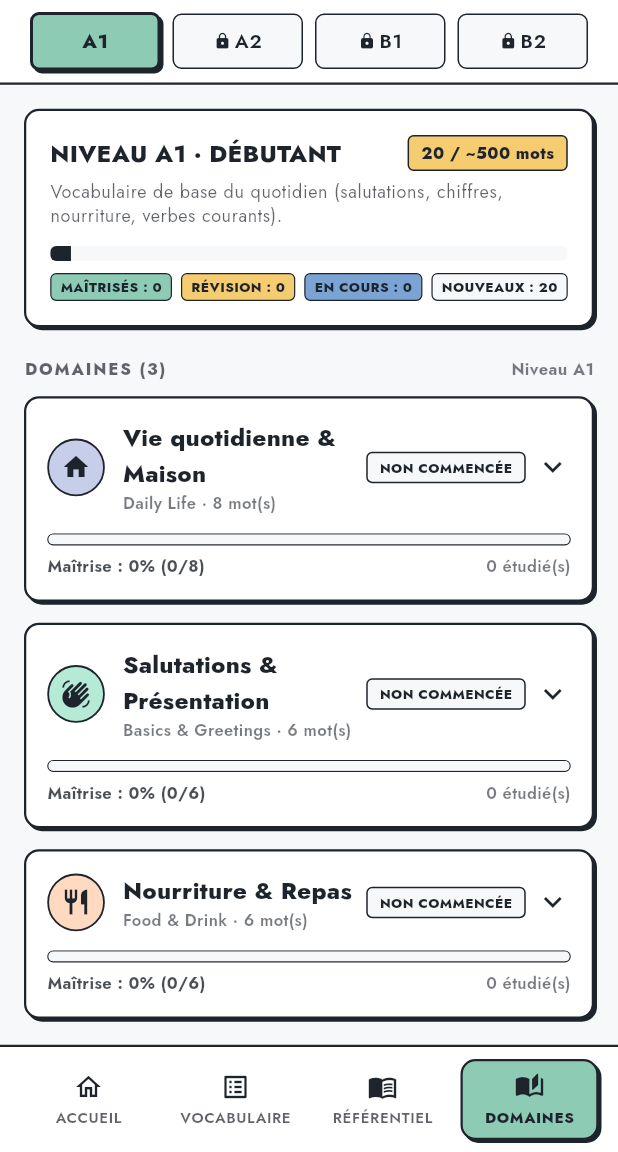
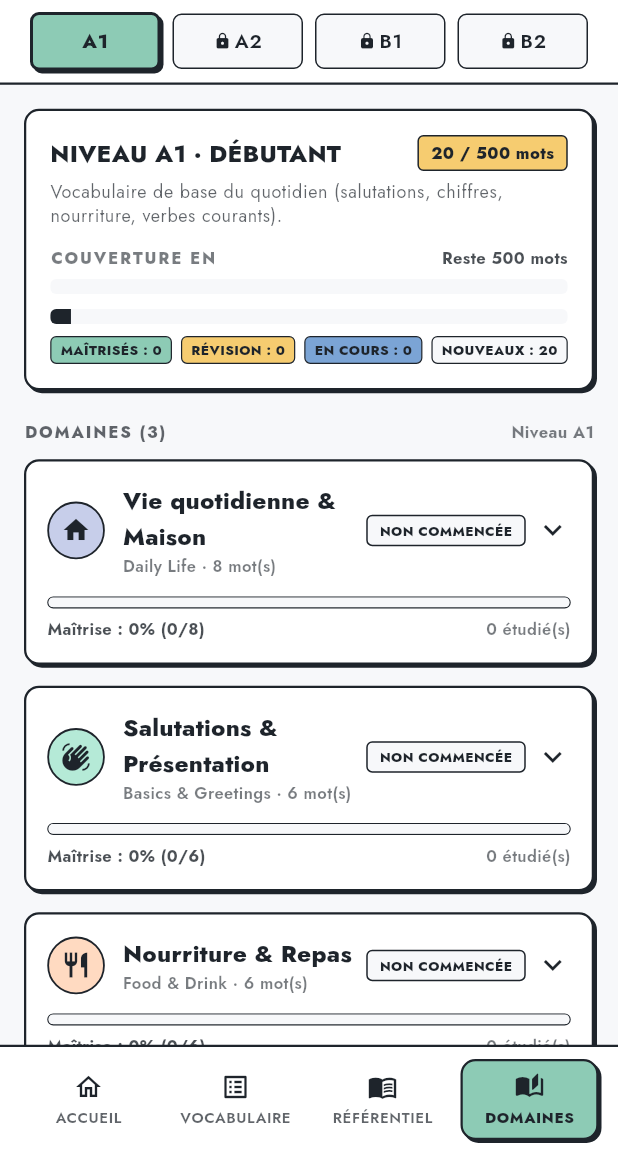
Before and after one commit to Croquette1995/Motio, a Flutter app: the LevelDomainsScreen screen opened by its route, on a phone screen of 412 x 824 dp, the part 84-1236 px from its top. Run offline on Flutter 3.47's test engine with Material 3 defaults, Android fonts, the phone set to English and light mode, and no system bars; our stand-ins replace dio, drift, drift_flutter, flutter_riverpod, flutter_tts, go_router and 2 more; missing offline and left inert: google_mlkit_digital_ink_recognition, unorm_dart; accounts and stored records are empty; generated files the repository leaves out were written again.

Commit message:
feat(vocabulary): barème CECRL — quotas de mots par niveau & suivi de couverture (#45)
- CefrLevel.levelWordQuota : quotas non cumulés documentés (A1=500, A2=700, B1=1000, B2=1300), dérivés des écarts des volumes cumulés, source de vérité unique
- Table level_coverage : snapshot de couverture persisté par (langue apprise, niveau), migration Drift v3 -> v4
- LevelCoverageService : comptage des mots par niveau/langue depuis les données persistées, taux de couverture et quota restant (calculs purs testables)
- Providers Riverpod : couverture du niveau actif, recalculée à chaque changement de vocabulaire ou de langue
- UI : bloc de couverture (remplissage/quota, reste) sur le Dashboard et la synthèse de l'écran Domaines
- Tests : quotas, couverture et quota restant, persistance des snapshots par langue, migration v4

Co-authored-by: Croquette1995 <Croquette1995@users.noreply.github.com>

```diff
--- a/lib/src/features/settings/domain/cefr_level.dart
+++ b/lib/src/features/settings/domain/cefr_level.dart
@@ -1,34 +1,58 @@
+/// Bar\u00e8me CECRL : objectifs cumul\u00e9s et quotas de niveau.
+///
+/// Deux notions coexistent et sont volontairement d\u00e9riv\u00e9es l'une de l'autre :
+///
+/// - `targetWordCount` : volume **cumul\u00e9** vis\u00e9 en fin de niveau (A1 \u2248 500,
+///   A2 \u2248 1200, B1 \u2248 2200, B2 \u2248 3500). C'est la source de v\u00e9rit\u00e9 historique.
+/// - `levelWordQuota` : objectif **non cumul\u00e9** du niveau lui-m\u00eame, c'est-\u00e0-dire
+///   le nombre de nouveaux mots \u00e0 couvrir pour ce niveau (A1 = 500, A2 = 700,
+///   B1 = 1000, B2 = 1300). D\u00e9riv\u00e9 des \u00e9carts entre volumes cumul\u00e9s.
+///
+/// Sources des bar\u00e8mes :
+/// - Milton, J. (2010), *Measuring Second Language Vocabulary Acquisition*
+///   (volumes cumul\u00e9s approximatifs par niveau CECRL) ;
+/// - English Vocabulary Profile (Cambridge) ;
+/// - bar\u00e8mes usuels des cours de langues (~500 mots de survie en A1,
+///   ~1000\u20131200 cumul\u00e9s en A2, ~2000\u20132500 cumul\u00e9s en B1, ~3500\u20134000 en B2).
+///
+/// `levelWordQuota` est la seule r\u00e9f\u00e9rence \u00e0 utiliser pour le suivi de
+/// couverture et l'arr\u00eat des pipelines d'enrichissement : ne pas r\u00e9introduire
+/// de constantes de quota ailleurs.
 enum CefrLevel {
   a1(
     code: 'A1',
-    label: 'Niveau A1 · Débutant',
-    shortLabel: 'A1 Débutant',
+    label: 'Niveau A1 \u00b7 D\u00e9butant',
+    shortLabel: 'A1 D\u00e9butant',
     description: 'Vocabulaire de base du quotidien (salutations, chiffres, nourriture, verbes courants).',
     targetWordCount: 500,
+    levelWordQuota: 500,
     minZipf: 5.5,
   ),
   a2(
     code: 'A2',
-    label: 'Niveau A2 · Élémentaire',
-    shortLabel: 'A2 Élémentaire',
-    description: 'Situations courantes (routine, achats, météo, passé simple).',
+    label: 'Niveau A2 \u00b7 \u00c9l\u00e9mentaire',
+    shortLabel: 'A2 \u00c9l\u00e9mentaire',
+    description: 'Situations courantes (routine, achats, m\u00e9t\u00e9o, pass\u00e9 simple).',
     targetWordCount: 1200,
+    levelWordQuota: 700,
     minZipf: 4.5,
   ),
   b1(
     code: 'B1',
-    label: 'Niveau B1 · Intermédiaire',
-    shortLabel: 'B1 Intermédiaire',
+    label: 'Niveau B1 \u00b7 Interm\u00e9diaire',
+    shortLabel: 'B1 Interm\u00e9diaire',
     description: 'Autonomie et expression (voyages, travail, opinions).',
     targetWordCount: 2200,
+    levelWordQuota: 1000,
     minZipf: 3.5,
   ),
   b2(
     code: 'B2',
-    label: 'Niveau B2 · Avancé',
-    shortLabel: 'B2 Avancé',
-    description: 'Maîtrise avancée (nuances, discussions techniques).',
+    label: 'Niveau B2 \u00b7 Avanc\u00e9',
+    shortLabel: 'B2 Avanc\u00e9',
+    description: 'Ma\u00eetrise avanc\u00e9e (nuances, discussions techniques).',
     targetWordCount: 3500,
+    levelWordQuota: 1300,
     minZipf: 2.5,
   );
 
@@ -36,7 +60,14 @@ enum CefrLevel {
   final String label;
   final String shortLabel;
   final String description;
+
+  /// Volume cumul\u00e9 vis\u00e9 en fin de niveau (500 / 1200 / 2200 / 3500).
   final int targetWordCount;
+
+  /// Objectif non cumul\u00e9 du niveau (500 / 700 / 1000 / 1300), d\u00e9riv\u00e9 des
+  /// \u00e9carts entre volumes cumul\u00e9s du bar\u00e8me CECRL. Voir la doc de l'enum.
+  final int levelWordQuota;
+
   final double minZipf;
 
   const CefrLevel({
@@ -45,6 +76,7 @@ enum CefrLevel {
     required this.shortLabel,
     required this.description,
     required this.targetWordCount,
+    required this.levelWordQuota,
     required this.minZipf,
   });
 
--- a/lib/src/features/vocabulary/application/category_progress_service.dart
+++ b/lib/src/features/vocabulary/application/category_progress_service.dart
@@ -66,8 +66,10 @@ class LevelProgressData {
     required this.totalNew,
   });
 
+  /// Remplissage du quota non cumulé du niveau (couverture), pas du volume
+  /// cumulé : cohérent avec `CefrLevel.levelWordQuota`.
   double get levelCompletionRate =>
-      targetWords == 0 ? 0.0 : (totalWords / targetWords).clamp(0.0, 1.0);
+      level.levelWordQuota == 0 ? 0.0 : (totalWords / level.levelWordQuota).clamp(0.0, 1.0);
 
   double get masteryRate =>
       totalWords == 0 ? 0.0 : (totalMastered / totalWords).clamp(0.0, 1.0);
--- /dev/null
+++ b/lib/src/features/vocabulary/domain/level_coverage_service.dart
@@ -0,0 +1,124 @@
+import 'package:drift/drift.dart';
+
+import '../../../core/database/app_database.dart';
+import '../../settings/domain/cefr_level.dart';
+
+/// Couverture d'un niveau CECRL : nombre de mots en base pour ce niveau et
+/// cette langue apprise, rapporté au quota non cumulé du niveau
+/// (`CefrLevel.levelWordQuota`).
+class LevelCoverage {
+  final CefrLevel level;
+
+  /// Code de la langue apprise ('en', 'fr', ...).
+  final String languageCode;
+  final int wordCount;
+  final int quota;
+  final DateTime updatedAt;
+
+  const LevelCoverage({
+    required this.level,
+    required this.languageCode,
+    required this.wordCount,
+    required this.quota,
+    required this.updatedAt,
+  });
+
+  /// Taux de couverture du quota (0.0 à 1.0).
+  double get coverageRate => LevelCoverageService.coverageRate(wordCount, quota);
+
+  /// Nombre de mots restants à couvrir pour atteindre le quota.
+  int get remainingWords => LevelCoverageService.remainingQuota(wordCount, quota);
+
+  /// Vrai lorsque le quota du niveau est atteint ou dépassé.
+  bool get isQuotaReached => remainingWords <= 0;
+}
+
+/// Service de couverture du barème CECRL.
+///
+/// Calcule les mots par niveau et par langue apprise à partir des données
+/// persistées en base Drift (`WordsTable.level`, `WordsTable.language`,
+/// `WordsTable.frequencyScore`), et persiste un snapshot de couverture par
+/// langue apprise dans `LevelCoverageTable`.
+class LevelCoverageService {
+  final AppDatabase db;
+
+  const LevelCoverageService(this.db);
+
+  /// Pourcentage de remplissage du quota (0.0 à 1.0), calcul pur testable.
+  static double coverageRate(int wordCount, int quota) {
+    if (quota <= 0) return 0.0;
+    return (wordCount / quota).clamp(0.0, 1.0);
+  }
+
+  /// Quota restant à couvrir (jamais négatif), calcul pur testable.
+  static int remainingQuota(int wordCount, int quota) {
+    final remaining = quota - wordCount;
+    return remaining > 0 ? remaining : 0;
+  }
+
+  /// Compte les mots persistés pour un niveau et une langue donnés.
+  Future<int> countWords(CefrLevel level, {String language = 'en'}) async {
+    final countExp = db.wordsTable.id.count();
+    final query = db.selectOnly(db.wordsTable)
+      ..addColumns([countExp])
+      ..where(
+        db.wordsTable.level.upper().equals(level.code) &
+            db.wordsTable.language.equals(language),
+      );
+    final row = await query.getSingle();
+    return row.read(countExp) ?? 0;
+  }
+
+  /// Couverture courante d'un niveau pour une langue apprise : le nombre de
+  /// mots est recalculé depuis les données persistées, puis le snapshot est
+  /// persisté dans `LevelCoverageTable`.
+  Future<LevelCoverage> refreshCoverage(CefrLevel level, {String language = 'en'}) async {
+    final wordCount = await countWords(level, language: language);
+    final coverage = LevelCoverage(
+      level: level,
+      languageCode: language,
+      wordCount: wordCount,
+      quota: level.levelWordQuota,
+      updatedAt: DateTime.now(),
+    );
+
+    await db.into(db.levelCoverageTable).insertOnConflictUpdate(
+          LevelCoverageTableCompanion.insert(
+            language: language,
+            level: level.code,
+            wordCount: wordCount,
+            quota: level.levelWordQuota,
+            updatedAt: Value(coverage.updatedAt),
+          ),
+        );
+
+    return coverage;
+  }
+
+  /// Dernier snapshot persisté pour un niveau et une langue, s'il existe.
+  Future<LevelCoverage?> getPersistedCoverage(CefrLevel level, {String language = 'en'}) async {
+    final query = db.select(db.levelCoverageTable)
+      ..where(
+        (tbl) => tbl.level.upper().equals(level.code) & tbl.language.equals(language),
+      );
+    final entry = await query.getSingleOrNull();
+    if (entry == null) return null;
+    return LevelCoverage(
+      level: level,
+      languageCode: entry.language,
+      wordCount: entry.wordCount,
+      quota: entry.quota,
+      updatedAt: entry.updatedAt,
+    );
+  }
+
+  /// Couvertures de tous les niveaux pour une langue apprise, système de
+  /// vérité recalculé puis persisté.
+  Future<Map<CefrLevel, LevelCoverage>> refreshAllLevels({String language = 'en'}) async {
+    final coverages = <CefrLevel, LevelCoverage>{};
+    for (final level in CefrLevel.values) {
+      coverages[level] = await refreshCoverage(level, language: language);
+    }
+    return coverages;
+  }
+}
--- a/lib/src/features/vocabulary/presentation/level_domains_screen.dart
+++ b/lib/src/features/vocabulary/presentation/level_domains_screen.dart
@@ -9,6 +9,8 @@ import '../../settings/application/voice_settings_controller.dart';
 import '../../settings/domain/cefr_level.dart';
 import '../../settings/presentation/level_unlock_dialog.dart';
 import '../application/category_progress_service.dart';
+import '../application/level_coverage_controller.dart';
+import '../domain/level_coverage_service.dart';
 import '../domain/word.dart';
 import 'vocabulary_controller.dart';
 import 'widgets/tatoeba_examples_sheet.dart';
@@ -33,6 +35,7 @@ class _LevelDomainsScreenState extends ConsumerState<LevelDomainsScreen> {
     final currentLevel = _selectedLevel ?? activeUserLevel;
 
     final progressAsync = ref.watch(levelCategoryProgressProvider(currentLevel));
+    final coverageAsync = ref.watch(levelCoverageProvider(currentLevel));
     final progressMap = ref.watch(wordProgressMapProvider).valueOrNull ?? {};
 
     return Scaffold(
@@ -165,7 +168,7 @@ class _LevelDomainsScreenState extends ConsumerState<LevelDomainsScreen> {
                   padding: const EdgeInsets.all(16),
                   children: [
                     // Synthèse globale du niveau
-                    _buildLevelSummaryCard(context, data, activeUserLevel),
+                    _buildLevelSummaryCard(context, data, activeUserLevel, coverageAsync),
 
                     const SizedBox(height: 20),
 
@@ -245,6 +248,7 @@ class _LevelDomainsScreenState extends ConsumerState<LevelDomainsScreen> {
     BuildContext context,
     LevelProgressData data,
     CefrLevel activeUserLevel,
+    AsyncValue<LevelCoverage> coverageAsync,
   ) {
     final b = context.bauhaus;
     final t = Theme.of(context).textTheme;
@@ -302,7 +306,7 @@ class _LevelDomainsScreenState extends ConsumerState<LevelDomainsScreen> {
                   border: Border.all(color: b.slate, width: 1),
                 ),
                 child: Text(
-                  '${data.totalWords} / ~${data.targetWords} mots',
+                  '${data.totalWords} / ${data.level.levelWordQuota} mots',
                   style: const TextStyle(fontWeight: FontWeight.w800, fontSize: 11),
                 ),
               ),
@@ -314,6 +318,55 @@ class _LevelDomainsScreenState extends ConsumerState<LevelDomainsScreen> {
             style: t.bodySmall?.copyWith(color: b.slate.withValues(alpha: 0.7)),
           ),
           const SizedBox(height: 12),
+
+          // Suivi de couverture : remplissage du quota non cumulé du niveau
+          // (langue apprise courante), indépendant de la maîtrise SRS.
+          coverageAsync.when(
+            data: (coverage) => Column(
+              crossAxisAlignment: CrossAxisAlignment.start,
+              children: [
+                Row(
+                  mainAxisAlignment: MainAxisAlignment.spaceBetween,
+                  children: [
+                    Text(
+                      'COUVERTURE ${coverage.languageCode.toUpperCase()}',
+                      style: t.labelSmall?.copyWith(
+                        fontWeight: FontWeight.w800,
+                        letterSpacing: 1.2,
+                        color: b.slate.withValues(alpha: 0.6),
+                      ),
+                    ),
+                    Text(
+                      coverage.isQuotaReached
+                          ? 'Quota atteint'
+                          : 'Reste ${coverage.remainingWords} mots',
+                      style: TextStyle(
+                        fontSize: 11,
+                        fontWeight: FontWeight.w700,
+                        color: b.slate.withValues(alpha: 0.8),
+                      ),
+                    ),
+                  ],
+                ),
+                const SizedBox(height: 6),
+                ClipRRect(
+                  borderRadius: BorderRadius.circular(4),
+                  child: LinearProgressIndicator(
+                    value: coverage.coverageRate,
+                    minHeight: 10,
+                    backgroundColor: b.chalk,
+                    valueColor: AlwaysStoppedAnimation<Color>(b.pastelMint),
+                  ),
+                ),
+                const SizedBox(height: 10),
+              ],
+            ),
+            loading: () => const SizedBox.shrink(),
+            error: (err, _) => Text(
+              'Couverture indisponible : $err',
+              style: t.bodySmall?.copyWith(color: b.slate.withValues(alpha: 0.6)),
+            ),
+          ),
 
           // Barre d'avancement du niveau
           ClipRRect(
```
Also changed, not shown: lib/src/core/database/app_database.dart (+6 -1 lines), lib/src/core/database/tables/level_coverage_table.dart (added, +15 -0 lines), lib/src/features/learning_engine/presentation/dashboard_screen.dart (+51 -1 lines), lib/src/features/vocabulary/application/level_coverage_controller.dart (added, +32 -0 lines), lib/src/core/database/app_database.g.dart, 4 other files.
